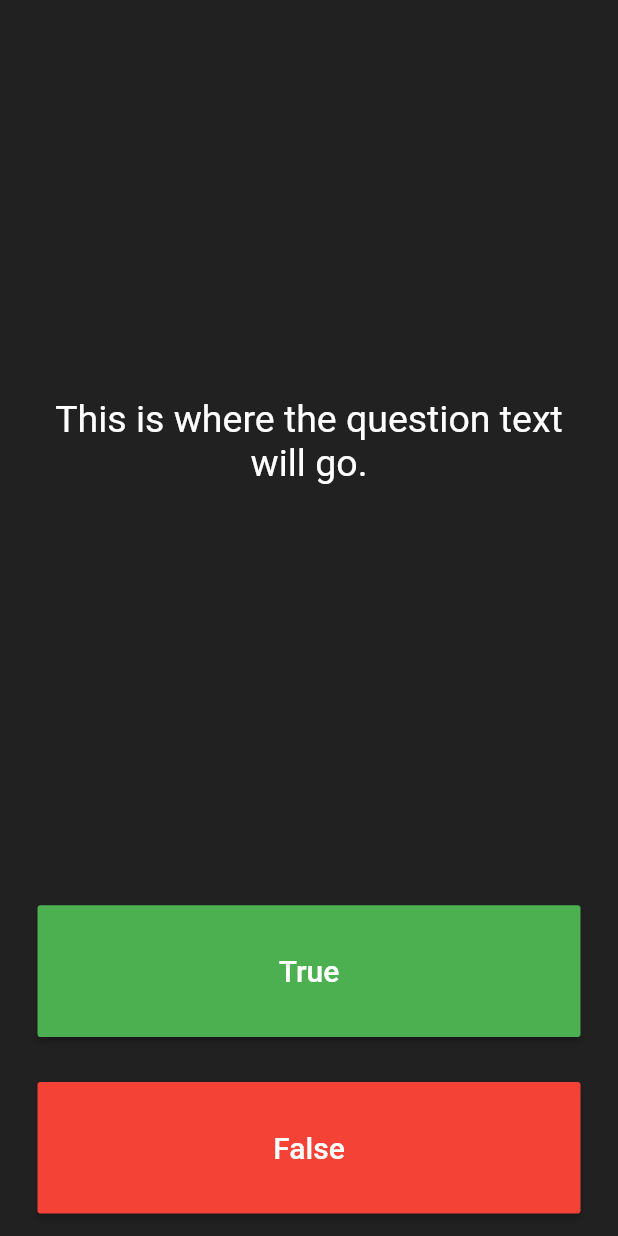
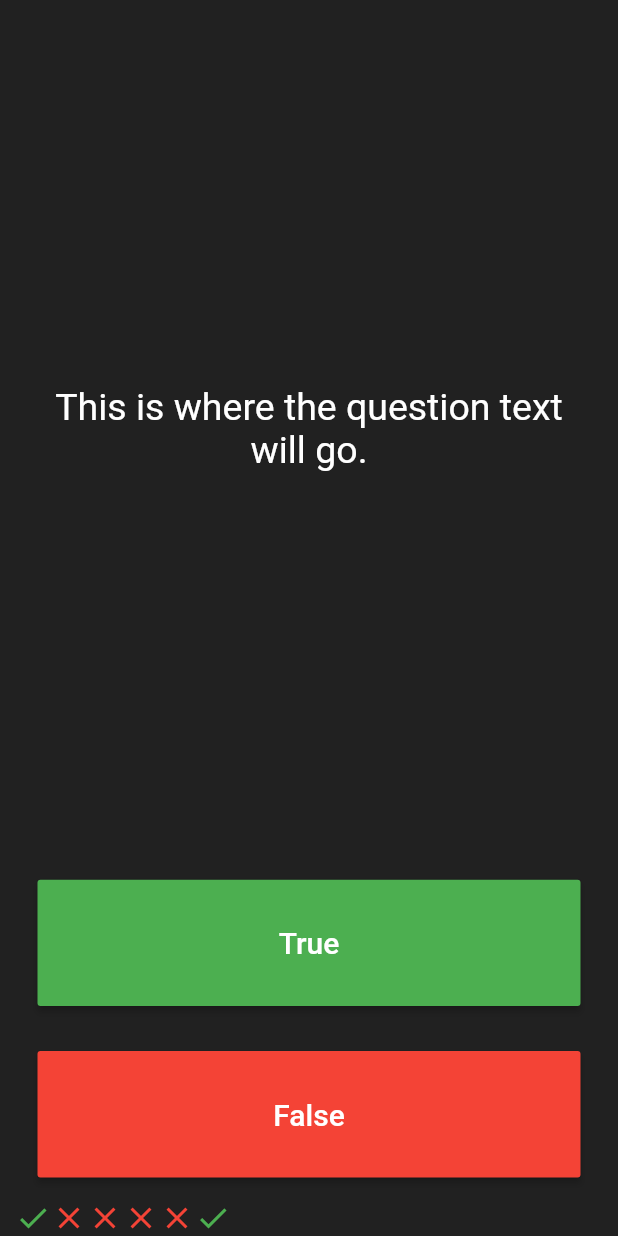
Before and after one commit to novelworm777/flutter-examples, a Flutter app: the screen it shows after launch, after a tap on "True", on a phone screen of 412 x 824 dp. Run offline on Flutter 3.47's test engine with Material 2 defaults, Android fonts, the phone set to English and light mode, and no system bars; our stand-ins replace audioplayers.

Commit message:
Building a Score Keeper

```diff
--- a/quizzler-flutter/lib/main.dart
+++ b/quizzler-flutter/lib/main.dart
@@ -25,6 +25,29 @@ class QuizPage extends StatefulWidget {
 }
 
 class _QuizPageState extends State<QuizPage> {
+  List<Icon> scoreKeeper = [
+    Icon(
+      Icons.check,
+      color: Colors.green,
+    ),
+    Icon(
+      Icons.close,
+      color: Colors.red,
+    ),
+    Icon(
+      Icons.close,
+      color: Colors.red,
+    ),
+    Icon(
+      Icons.close,
+      color: Colors.red,
+    ),
+    Icon(
+      Icons.close,
+      color: Colors.red,
+    ),
+  ];
+
   @override
   Widget build(BuildContext context) {
     return Column(
@@ -62,6 +85,12 @@ class _QuizPageState extends State<QuizPage> {
               ),
               onPressed: () {
                 //The user picked true.
+                setState(() {
+                  scoreKeeper.add(Icon(
+                    Icons.check,
+                    color: Colors.green,
+                  ));
+                });
               },
             ),
           ),
@@ -84,7 +113,9 @@ class _QuizPageState extends State<QuizPage> {
             ),
           ),
         ),
-        //TODO: Add a Row here as your score keeper
+        Row(
+          children: scoreKeeper,
+        ),
       ],
     );
   }
```
